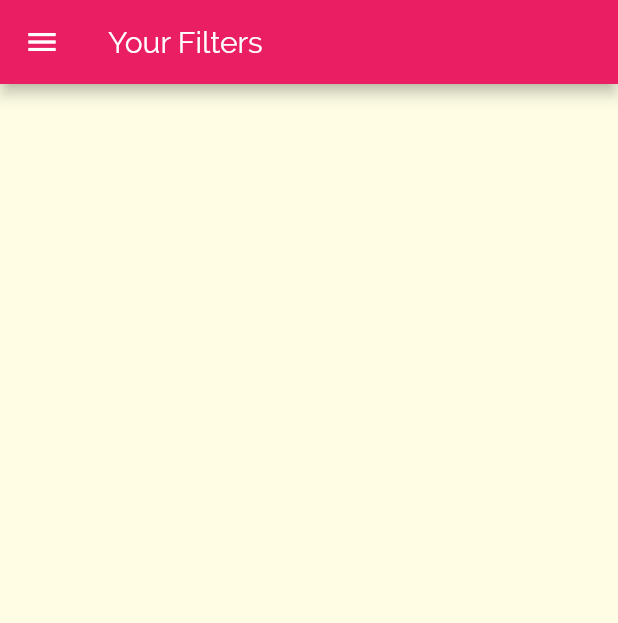
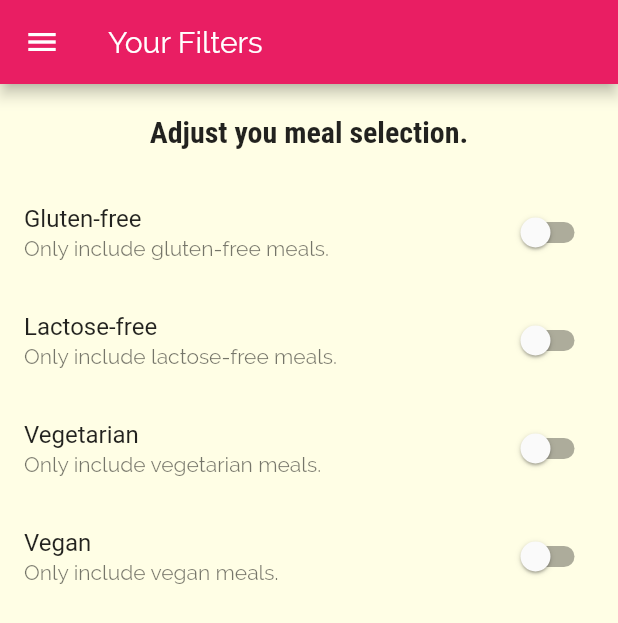
Before and after one commit to wenk-silvan/meals, a Flutter app: the FiltersScreen screen opened by its route, on a phone screen of 412 x 824 dp. Shown: the top 623 px of the screen. Run offline on Flutter 3.47's test engine with Material 2 defaults, Android fonts, the phone set to English and light mode, and no system bars.

Commit message:
Add filters screen content

```diff
--- a/lib/screens/filters_screen.dart
+++ b/lib/screens/filters_screen.dart
@@ -1,8 +1,32 @@
 import 'package:flutter/material.dart';
 import 'package:flutter_complete_guide/widgets/main_drawer.dart';
 
-class FiltersScreen extends StatelessWidget {
+class FiltersScreen extends StatefulWidget {
   static const route = '/filters';
+
+  @override
+  _FiltersScreenState createState() => _FiltersScreenState();
+}
+
+class _FiltersScreenState extends State<FiltersScreen> {
+  bool _glutenFree = false;
+  bool _lactoseFree = false;
+  bool _vegetarian = false;
+  bool _vegan = false;
+
+  Widget _buildSwitchListTile(
+    String title,
+    String description,
+    bool currentValue,
+    Function updateValue,
+  ) {
+    return SwitchListTile(
+      title: Text(title),
+      value: this._glutenFree,
+      subtitle: Text(description),
+      onChanged: updateValue,
+    );
+  }
 
   @override
   Widget build(BuildContext context) {
@@ -11,6 +35,55 @@ class FiltersScreen extends StatelessWidget {
         title: Text('Your Filters'),
       ),
       drawer: MainDrawer(),
+      body: Column(
+        children: <Widget>[
+          Container(
+            padding: EdgeInsets.all(20),
+            child: Text(
+              'Adjust you meal selection.',
+              style: Theme.of(context).textTheme.title,
+            ),
+          ),
+          Expanded(
+            child: ListView(
+              children: <Widget>[
+                this._buildSwitchListTile(
+                    'Gluten-free',
+                    'Only include gluten-free meals.',
+                    this._glutenFree, (newValue) {
+                  setState(() {
+                    this._glutenFree = newValue;
+                  });
+                }),
+                this._buildSwitchListTile(
+                    'Lactose-free',
+                    'Only include lactose-free meals.',
+                    this._lactoseFree, (newValue) {
+                  setState(() {
+                    this._lactoseFree = newValue;
+                  });
+                }),
+                this._buildSwitchListTile(
+                    'Vegetarian',
+                    'Only include vegetarian meals.',
+                    this._vegetarian, (newValue) {
+                  setState(() {
+                    this._vegetarian = newValue;
+                  });
+                }),
+                this._buildSwitchListTile(
+                    'Vegan',
+                    'Only include vegan meals.',
+                    this._vegan, (newValue) {
+                  setState(() {
+                    this._vegan= newValue;
+                  });
+                }),
+              ],
+            ),
+          )
+        ],
+      ),
     );
   }
 }
```
